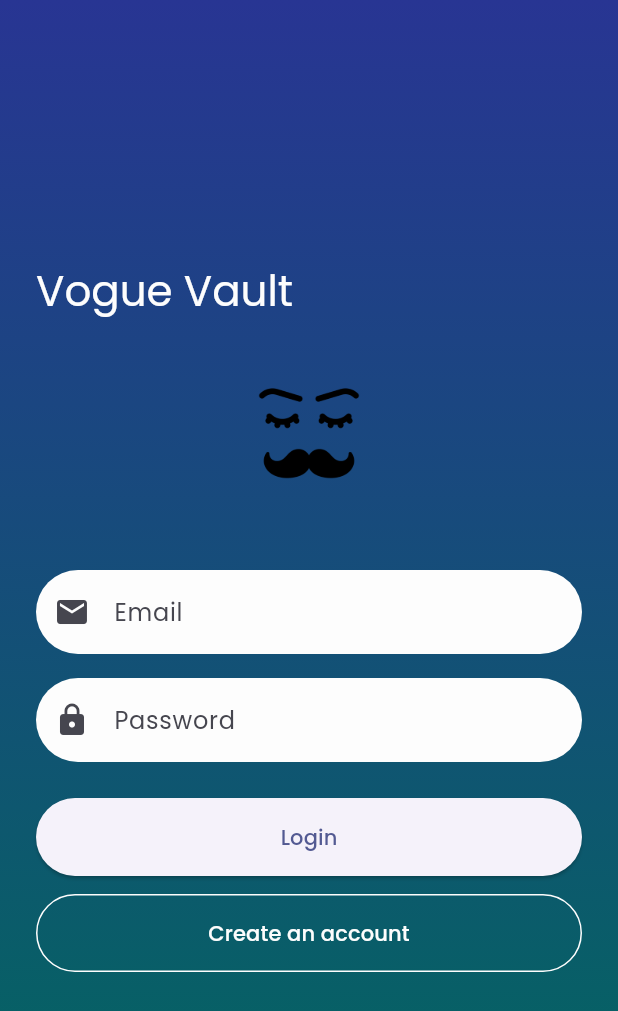
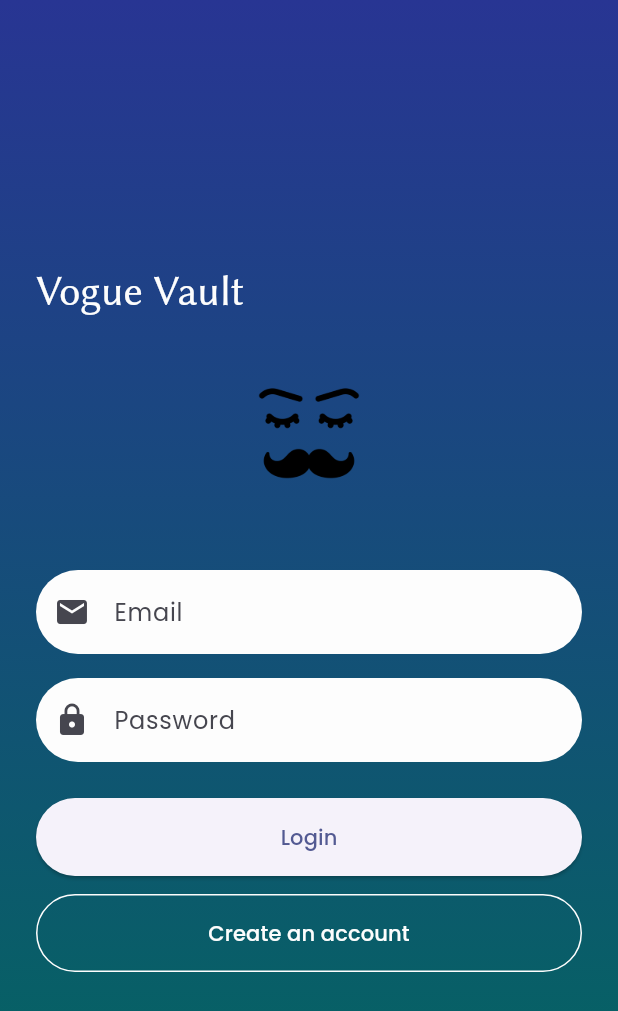
Before and after one commit to tepokato/vogue_vault, a Flutter app: the screen it shows after launch, on a phone screen of 412 x 824 dp. Shown: the top 1011 px of the screen. Run offline on Flutter 3.47's test engine with Material 3 defaults, Android fonts, the phone set to English and light mode, and no system bars; our stand-ins replace hive_flutter, image_picker; missing offline and left inert: cryptography, file_selector; accounts and stored records are empty.

Commit message:
feat: add LibertinusSans font

```diff
--- a/lib/screens/auth_page.dart
+++ b/lib/screens/auth_page.dart
@@ -93,6 +93,8 @@ class _AuthPageState extends State<AuthPage> {
                     'Vogue Vault',
                     style: theme.textTheme.headlineMedium?.copyWith(
                       color: AppColors.background,
+                      fontFamily: 'LibertinusSans',
+                      fontWeight: FontWeight.w400,
                     ),
                   ),
                   const SizedBox(height: 16),
```
Also changed, not shown: pubspec.yaml (+7 -1 lines), assets/fonts/LibertinusSans-Bold.ttf (renamed from LibertinusSans-Bold.ttf), assets/fonts/LibertinusSans-Italic.ttf (renamed from LibertinusSans-Italic.ttf), assets/fonts/LibertinusSans-Regular.ttf (renamed from LibertinusSans-Regular.ttf).
